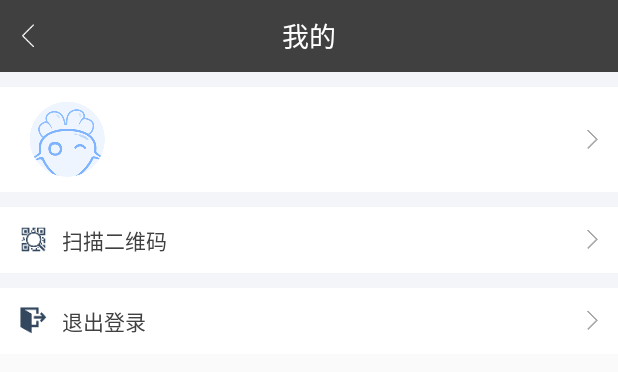
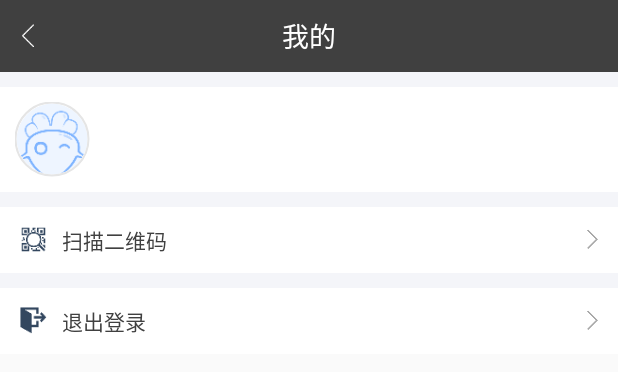
Before and after one commit to datayes-dev/moa-android, an Android app: the layout activity_mine.xml on its own in the app's theme, with its tools: preview values and no code run, on a phone screen of 412 x 824 dp. Shown: the top 372 px of the screen. Run offline under Robolectric (Android 15) with nearby library versions, the phone set to English and light mode, and no system bars.

Commit message:
我的页面添加部分逻辑

```diff
--- /dev/null
+++ b/app/src/main/java/com/datayes/dyoa/common/view/CircleImageView.java
@@ -0,0 +1,237 @@
+package com.datayes.dyoa.common.view;
+
+import android.content.Context;
+import android.content.res.TypedArray;
+import android.graphics.Bitmap;
+import android.graphics.BitmapShader;
+import android.graphics.Canvas;
+import android.graphics.Color;
+import android.graphics.Matrix;
+import android.graphics.Paint;
+import android.graphics.RectF;
+import android.graphics.Shader;
+import android.graphics.drawable.BitmapDrawable;
+import android.graphics.drawable.ColorDrawable;
+import android.graphics.drawable.Drawable;
+import android.util.AttributeSet;
+import android.widget.ImageView;
+
+import com.datayes.dyoa.R;
+
+/**
+ * Created by hongfei.tao on 2016/9/14 17:16.
+ */
+public class CircleImageView extends ImageView {
+    private static final ScaleType SCALE_TYPE = ScaleType.CENTER_CROP;
+
+    private static final Bitmap.Config BITMAP_CONFIG = Bitmap.Config.ARGB_8888;
+    private static final int COLORDRAWABLE_DIMENSION = 1;
+
+    private static final int DEFAULT_BORDER_WIDTH = 0;
+    private static final int DEFAULT_BORDER_COLOR = Color.BLACK;
+
+    private final RectF mDrawableRect = new RectF();
+    private final RectF mBorderRect = new RectF();
+
+    private final Matrix mShaderMatrix = new Matrix();
+    private final Paint mBitmapPaint = new Paint();
+    private final Paint mBorderPaint = new Paint();
+
+    private int mBorderColor = DEFAULT_BORDER_COLOR;
+    private int mBorderWidth = DEFAULT_BORDER_WIDTH;
+
+    private Bitmap mBitmap;
+    private BitmapShader mBitmapShader;
+    private int mBitmapWidth;
+    private int mBitmapHeight;
+
+    private float mDrawableRadius;
+    private float mBorderRadius;
+
+    private boolean mReady;
+    private boolean mSetupPending;
+
+    public CircleImageView(Context context) {
+        super(context);
+    }
+
+    public CircleImageView(Context context, AttributeSet attrs) {
+        this(context, attrs, 0);
+    }
+
+    public CircleImageView(Context context, AttributeSet attrs, int defStyle) {
+        super(context, attrs, defStyle);
+        super.setScaleType(SCALE_TYPE);
+
+        TypedArray a = context.obtainStyledAttributes(attrs, R.styleable.CircleImageView, defStyle, 0);
+
+        mBorderWidth = a.getDimensionPixelSize(R.styleable.CircleImageView_border_width, DEFAULT_BORDER_WIDTH);
+        mBorderColor = a.getColor(R.styleable.CircleImageView_border_color, DEFAULT_BORDER_COLOR);
+
+        a.recycle();
+
+        mReady = true;
+
+        if (mSetupPending) {
+            setup();
+            mSetupPending = false;
+        }
+    }
+
+    @Override
+    public ScaleType getScaleType() {
+        return SCALE_TYPE;
+    }
+
+    @Override
+    public void setScaleType(ScaleType scaleType) {
+        if (scaleType != SCALE_TYPE) {
+            throw new IllegalArgumentException(String.format("ScaleType %s not supported.", scaleType));
+        }
+    }
+
+    @Override
+    protected void onDraw(Canvas canvas) {
+        if (getDrawable() == null) {
+            return;
+        }
+
+        canvas.drawCircle(getWidth() / 2, getHeight() / 2, mDrawableRadius, mBitmapPaint);
+        canvas.drawCircle(getWidth() / 2, getHeight() / 2, mBorderRadius, mBorderPaint);
+    }
+
+    @Override
+    protected void onSizeChanged(int w, int h, int oldw, int oldh) {
+        super.onSizeChanged(w, h, oldw, oldh);
+        setup();
+    }
+
+    public int getBorderColor() {
+        return mBorderColor;
+    }
+
+    public void setBorderColor(int borderColor) {
+        if (borderColor == mBorderColor) {
+            return;
+        }
+
+        mBorderColor = borderColor;
+        mBorderPaint.setColor(mBorderColor);
+        invalidate();
+    }
+
+    public int getBorderWidth() {
+        return mBorderWidth;
+    }
+
+    public void setBorderWidth(int borderWidth) {
+        if (borderWidth == mBorderWidth) {
+            return;
+        }
+
+        mBorderWidth = borderWidth;
+        setup();
+    }
+
+    @Override
+    public void setImageBitmap(Bitmap bm) {
+        super.setImageBitmap(bm);
+        mBitmap = bm;
+        setup();
+    }
+
+    @Override
+    public void setImageDrawable(Drawable drawable) {
+        super.setImageDrawable(drawable);
+        mBitmap = getBitmapFromDrawable(drawable);
+        setup();
+    }
+
+    @Override
+    public void setImageResource(int resId) {
+        super.setImageResource(resId);
+        mBitmap = getBitmapFromDrawable(getDrawable());
+        setup();
+    }
+
+    private Bitmap getBitmapFromDrawable(Drawable drawable) {
+        if (drawable == null) {
+            return null;
+        }
+
+        if (drawable instanceof BitmapDrawable) {
+            return ((BitmapDrawable) drawable).getBitmap();
+        }
+
+        try {
+            Bitmap bitmap;
+
+            if (drawable instanceof ColorDrawable) {
+                bitmap = Bitmap.createBitmap(COLORDRAWABLE_DIMENSION, COLORDRAWABLE_DIMENSION, BITMAP_CONFIG);
+            } else {
+                bitmap = Bitmap.createBitmap(drawable.getIntrinsicWidth(), drawable.getIntrinsicHeight(), BITMAP_CONFIG);
+            }
+
+            Canvas canvas = new Canvas(bitmap);
+            drawable.setBounds(0, 0, canvas.getWidth(), canvas.getHeight());
+            drawable.draw(canvas);
+            return bitmap;
+        } catch (OutOfMemoryError e) {
+            return null;
+        }
+    }
+
+    private void setup() {
+        if (!mReady) {
+            mSetupPending = true;
+            return;
+        }
+
+        if (mBitmap == null) {
+            return;
+        }
+
+        mBitmapShader = new BitmapShader(mBitmap, Shader.TileMode.CLAMP, Shader.TileMode.CLAMP);
+
+        mBitmapPaint.setAntiAlias(true);
+        mBitmapPaint.setShader(mBitmapShader);
+
+        mBorderPaint.setStyle(Paint.Style.STROKE);
+        mBorderPaint.setAntiAlias(true);
+        mBorderPaint.setColor(mBorderColor);
+        mBorderPaint.setStrokeWidth(mBorderWidth);
+
+        mBitmapHeight = mBitmap.getHeight();
+        mBitmapWidth = mBitmap.getWidth();
+
+        mBorderRect.set(0, 0, getWidth(), getHeight());
+        mBorderRadius = Math.min((mBorderRect.height() - mBorderWidth) / 2, (mBorderRect.width() - mBorderWidth) / 2);
+
+        mDrawableRect.set(mBorderWidth, mBorderWidth, mBorderRect.width() - mBorderWidth, mBorderRect.height() - mBorderWidth);
+        mDrawableRadius = Math.min(mDrawableRect.height() / 2, mDrawableRect.width() / 2);
+
+        updateShaderMatrix();
+        invalidate();
+    }
+
+    private void updateShaderMatrix() {
+        float scale;
+        float dx = 0;
+        float dy = 0;
+
+        mShaderMatrix.set(null);
+
+        if (mBitmapWidth * mDrawableRect.height() > mDrawableRect.width() * mBitmapHeight) {
+            scale = mDrawableRect.height() / (float) mBitmapHeight;
+            dx = (mDrawableRect.width() - mBitmapWidth * scale) * 0.5f;
+        } else {
+            scale = mDrawableRect.width() / (float) mBitmapWidth;
+            dy = (mDrawableRect.height() - mBitmapHeight * scale) * 0.5f;
+        }
+
+        mShaderMatrix.setScale(scale, scale);
+        mShaderMatrix.postTranslate((int) (dx + 0.5f) + mBorderWidth, (int) (dy + 0.5f) + mBorderWidth);
+
+        mBitmapShader.setLocalMatrix(mShaderMatrix);
+    }
+}
--- a/app/src/main/java/com/datayes/dyoa/module/user/activity/MineActivity.java
+++ b/app/src/main/java/com/datayes/dyoa/module/user/activity/MineActivity.java
@@ -12,6 +12,7 @@ import com.datayes.dyoa.bean.user.AccountBean;
 import com.datayes.dyoa.common.base.BaseActivity;
 import com.datayes.dyoa.common.networkstatus.NetworkState;
 import com.datayes.dyoa.common.view.CTitle;
+import com.datayes.dyoa.common.view.CircleImageView;
 import com.datayes.dyoa.common.view.MineItemView;
 import com.datayes.dyoa.module.code.activity.ScanCodeActivity;
 import com.datayes.dyoa.module.login.activity.LoginActivity;
@@ -33,6 +34,8 @@ public class MineActivity extends BaseActivity {
     CTitle mCtTitle;
     @BindView(R.id.tv_username)
     TextView mUsername;
+    @BindView(R.id.iv_user_icon)
+    CircleImageView mUserIcon;
 
     @Override
     protected void onCreate(Bundle savedInstanceState) {
@@ -77,6 +80,7 @@ public class MineActivity extends BaseActivity {
                 startActivity(new Intent(this, ScanCodeActivity.class));
                 break;
             case R.id.miv_logout://退出登录
+                CurrentUser.getInstance().clearUserInfo();
                 startActivity(new Intent(this, LoginActivity.class));
                 finish();
                 break;
--- a/app/src/main/res/layout/activity_mine.xml
+++ b/app/src/main/res/layout/activity_mine.xml
@@ -32,31 +32,23 @@
                 android:layout_height="70dp"
                 android:background="@drawable/selector_menu_item_bg">
 
-                <ImageView
+                <com.datayes.dyoa.common.view.CircleImageView
                     android:id="@+id/iv_user_icon"
                     android:layout_width="50dp"
                     android:layout_height="50dp"
-                    android:layout_centerVertical="true"
-                    android:layout_marginLeft="20dp"
-                    android:src="@mipmap/header" />
+                    android:layout_margin="10dp"
+                    android:src="@mipmap/header"
+                    app:border_color="@color/color_H2"
+                    app:border_width="1dp" />
 
                 <TextView
                     android:id="@+id/tv_username"
                     android:layout_width="wrap_content"
                     android:layout_height="wrap_content"
                     android:layout_centerVertical="true"
-                    android:layout_marginLeft="15dp"
+                    android:layout_marginLeft="10dp"
                     android:layout_toRightOf="@id/iv_user_icon"
                     android:singleLine="true" />
-
-                <ImageView
-                    android:id="@+id/iv_arrow_user"
-                    android:layout_width="wrap_content"
-                    android:layout_height="wrap_content"
-                    android:layout_alignParentRight="true"
-                    android:layout_centerVertical="true"
-                    android:layout_marginRight="10dp"
-                    android:src="@mipmap/goin2" />
 
             </RelativeLayout>
 
```
Also changed, not shown: app/src/main/java/com/datayes/dyoa/common/view/CustomImageView.java (deleted, +0 -214 lines), app/src/main/res/values/attrs.xml (+3 -11 lines).
